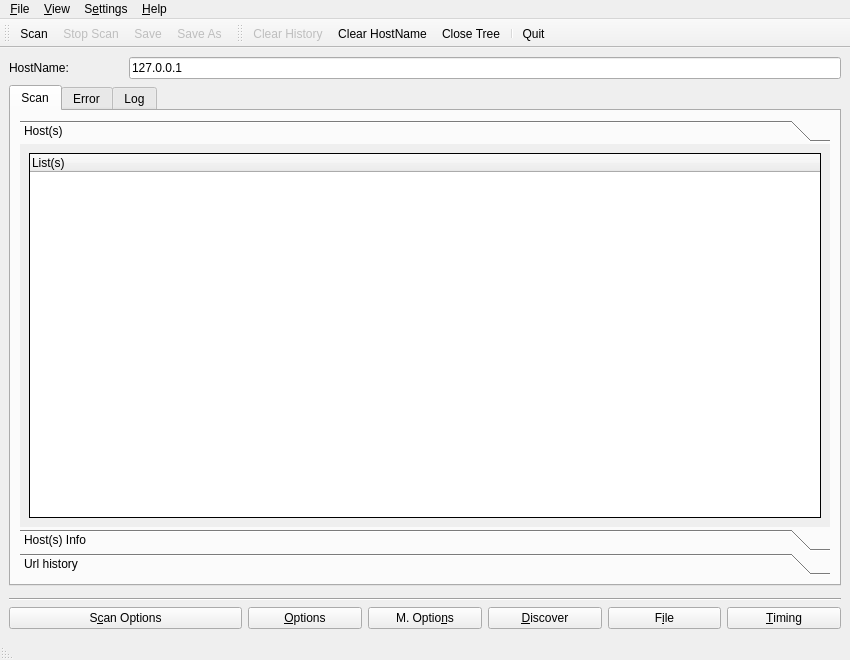
Old version of the form nmapsi4/mainwin.ui in the repository nmapsi4/nmapsi4.
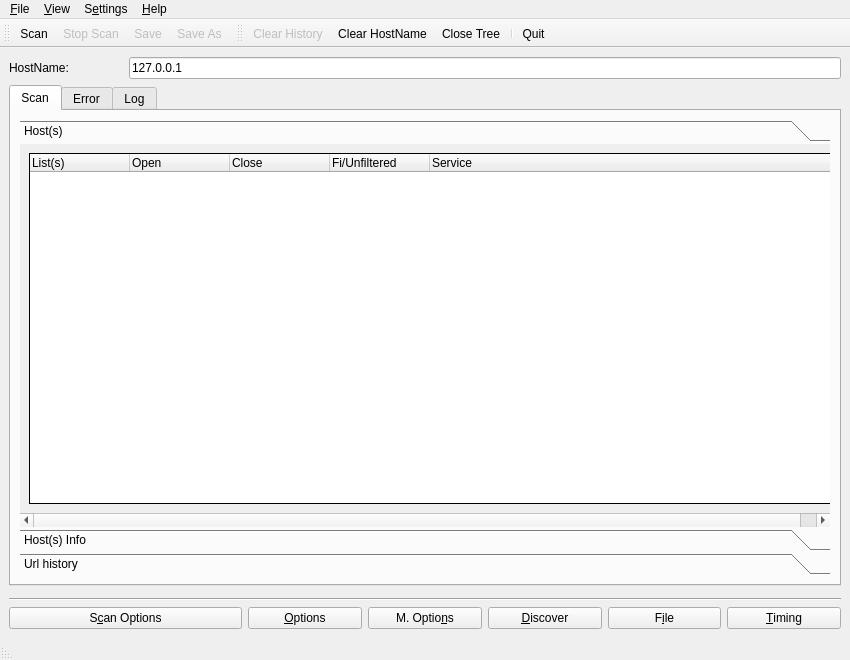
New version of the form. Icons and pictures are not drawn.

Commit message: new nmapsi4 log scan view

```diff
--- a/nmapsi4/mainwin.ui
+++ b/nmapsi4/mainwin.ui
@@ -134,6 +134,12 @@
                 <verstretch>0</verstretch>
                </sizepolicy>
               </property>
+              <property name="minimumSize" >
+               <size>
+                <width>808</width>
+                <height>316</height>
+               </size>
+              </property>
               <property name="styleSheet" >
                <string notr="true" />
               </property>
@@ -198,13 +204,33 @@
                <bool>false</bool>
               </property>
               <property name="columnCount" >
-               <number>1</number>
+               <number>5</number>
               </property>
               <column>
                <property name="text" >
                 <string>List(s)</string>
                </property>
               </column>
+              <column>
+               <property name="text" >
+                <string>Open</string>
+               </property>
+              </column>
+              <column>
+               <property name="text" >
+                <string>Close</string>
+               </property>
+              </column>
+              <column>
+               <property name="text" >
+                <string>Fi/Unfiltered</string>
+               </property>
+              </column>
+              <column>
+               <property name="text" >
+                <string>Service</string>
+               </property>
+              </column>
              </widget>
             </item>
            </layout>
```
The commit also changes 2 other files.
